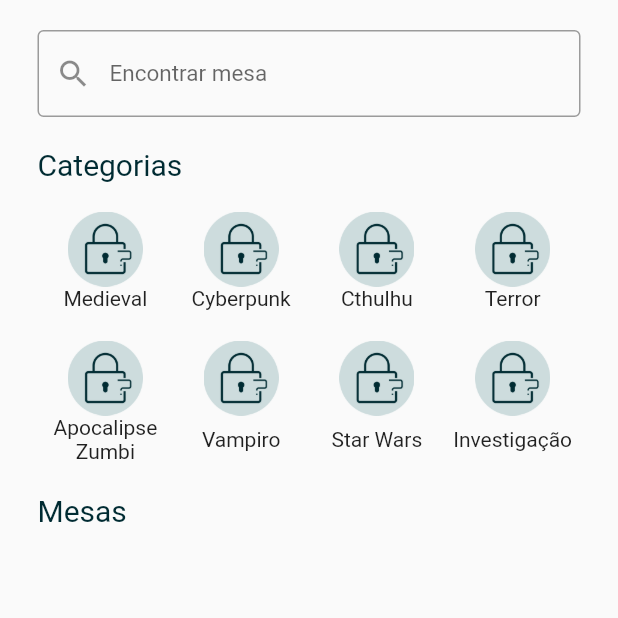
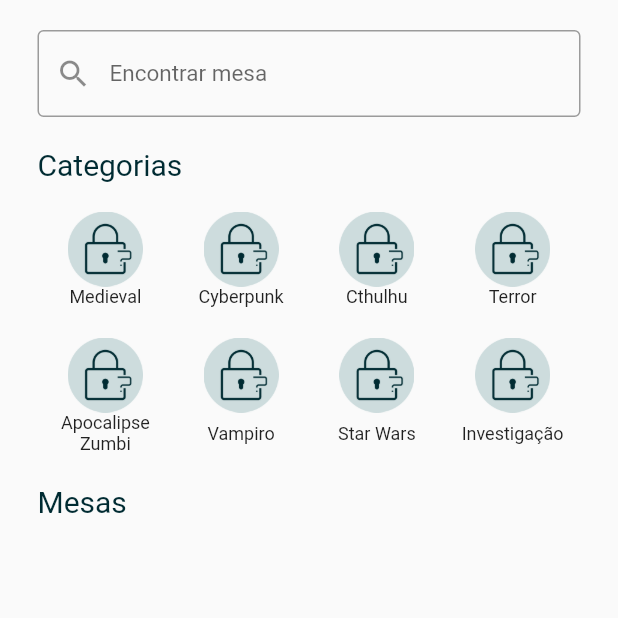
Before and after one commit to yuriyanguimaraes/fat-was, a Flutter app: the Home screen opened directly, on a phone screen of 412 x 824 dp, the top half of it. Run offline on Flutter 3.47's test engine with Material 2 defaults, Android fonts, the phone set to English and light mode, and no system bars.

Commit message:
ajuste tamanho fonte

```diff
--- a/lib/pages/home.dart
+++ b/lib/pages/home.dart
@@ -1,7 +1,6 @@
 import 'package:flutter/material.dart';
 
 class Home extends StatelessWidget {
-
   @override
   Widget build(BuildContext context) {
     return Scaffold(
@@ -88,24 +87,36 @@ class Home extends StatelessWidget {
                   child: Text(
                     "Medieval",
                     textAlign: TextAlign.center,
+                    style: TextStyle(
+                      fontSize: 12,
+                    ),
                   ),
                 ),
                 Expanded(
                   child: Text(
                     "Cyberpunk",
                     textAlign: TextAlign.center,
+                    style: TextStyle(
+                      fontSize: 12,
+                    ),
                   ),
                 ),
                 Expanded(
                   child: Text(
                     "Cthulhu",
                     textAlign: TextAlign.center,
+                    style: TextStyle(
+                      fontSize: 12,
+                    ),
                   ),
                 ),
                 Expanded(
                   child: Text(
                     "Terror",
                     textAlign: TextAlign.center,
+                    style: TextStyle(
+                      fontSize: 12,
+                    ),
                   ),
                 ),
               ],
@@ -159,24 +170,36 @@ class Home extends StatelessWidget {
                   child: Text(
                     "Apocalipse Zumbi",
                     textAlign: TextAlign.center,
+                    style: TextStyle(
+                      fontSize: 12,
+                    ),
                   ),
                 ),
                 Expanded(
                   child: Text(
                     "Vampiro",
                     textAlign: TextAlign.center,
+                    style: TextStyle(
+                      fontSize: 12,
+                    ),
                   ),
                 ),
                 Expanded(
                   child: Text(
                     "Star Wars",
                     textAlign: TextAlign.center,
+                    style: TextStyle(
+                      fontSize: 12,
+                    ),
                   ),
                 ),
                 Expanded(
                   child: Text(
                     "Investigação",
                     textAlign: TextAlign.center,
+                    style: TextStyle(
+                      fontSize: 12,
+                    ),
                   ),
                 ),
               ],
```
